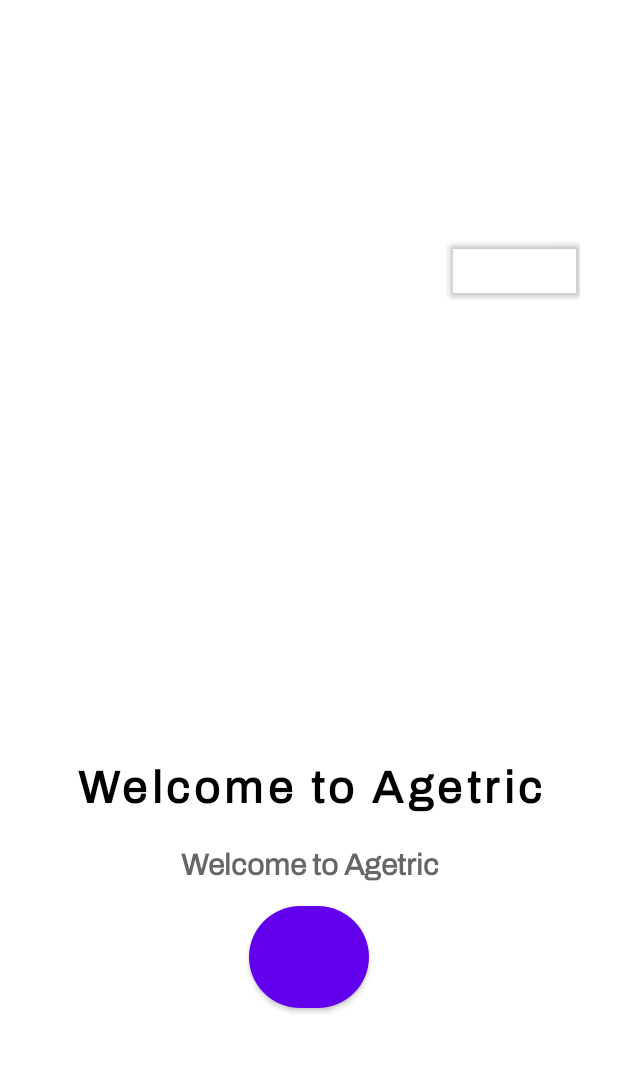
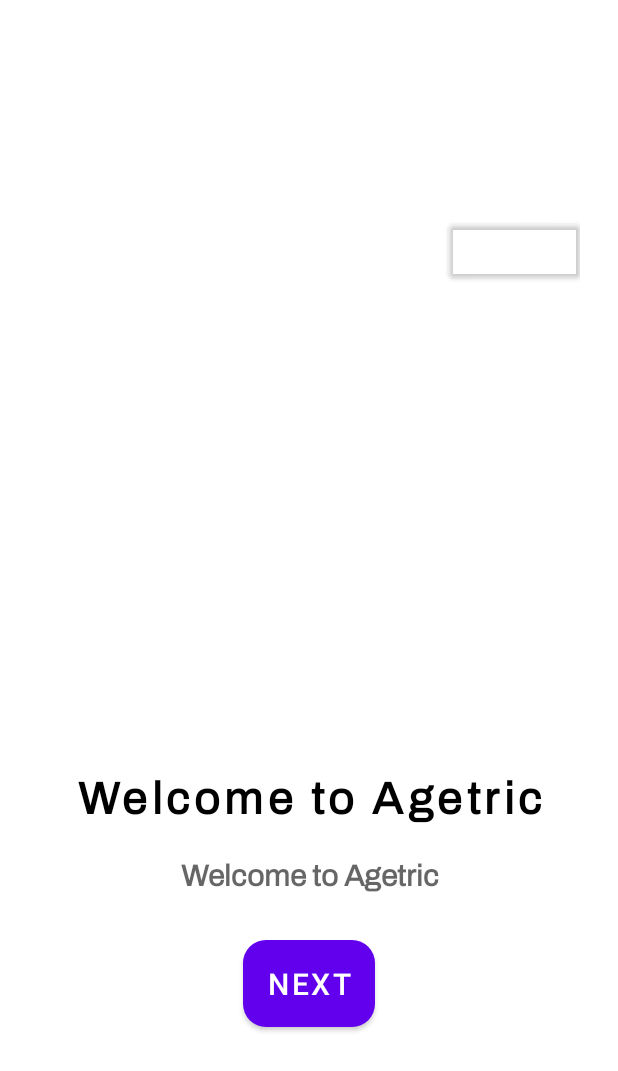
Before and after one commit to Adamweb-jido/AgeCalculator, an Android app: the fragment OnboardFragment shown on its own in the app's theme, on a phone screen of 412 x 824 dp. Shown: the top 1071 px of the screen. Run offline under Robolectric (Android 15) with nearby library versions, the phone set to English and light mode, and no system bars; 5 statements that could not run were skipped.

Commit message:
Weekend Changes

```diff
--- a/app/src/main/java/com/adamweb/agecalculator/OnboardFragment.kt
+++ b/app/src/main/java/com/adamweb/agecalculator/OnboardFragment.kt
@@ -4,7 +4,9 @@ import android.os.Bundle
 import android.view.LayoutInflater
 import android.view.View
 import android.view.ViewGroup
+import android.widget.Toast
 import androidx.fragment.app.Fragment
+import androidx.viewpager2.widget.ViewPager2
 import com.adamweb.agecalculator.databinding.OnboardFragmentBinding
 
 class OnboardFragment : Fragment() {
@@ -27,7 +29,26 @@ class OnboardFragment : Fragment() {
         binding.onboardDesc.setText(args.getString("Descriptions"))
 
         val isLast = args.getBoolean("isLast", false)
-        binding.ageMeBtn.visibility = if (isLast) View.VISIBLE else View.GONE
+
+        binding.nextBtn.apply {
+            text = if (isLast) "Jump In" else "Next"
+            setOnClickListener {
+                if (isLast){
+                    Toast.makeText(context, "Welcome to Agetric", Toast.LENGTH_SHORT).show()
+                } else {
+                    val viewPager = activity?.findViewById<ViewPager2>(R.id.onboardViewPager)
+                    viewPager?.let {
+                        it.currentItem += 1
+                    }
+                }
+            }
+        }
+
+        binding.skipBtn.setOnClickListener {
+            Toast.makeText(context, "Welcome to Agetric", Toast.LENGTH_SHORT).show()
+        }
     }
 
+
+
 }
--- a/app/src/main/res/layout/onboard_fragment.xml
+++ b/app/src/main/res/layout/onboard_fragment.xml
@@ -13,7 +13,8 @@
          android:layout_height="wrap_content"
          android:orientation="horizontal"
          android:gravity="end"
-         android:padding="10dp">
+         android:padding="10dp"
+         android:layout_marginBottom="20dp">
           <com.google.android.material.button.MaterialButton
               android:id="@+id/skipBtn"
               android:layout_width="wrap_content"
@@ -58,18 +59,12 @@
 
     <com.google.android.material.button.MaterialButton
         android:id="@+id/nextBtn"
-        android:layout_width="80dp"
-        android:layout_height="80dp"
-        app:cornerRadius="100dp"
-        android:text=""
-        android:textSize="50sp"
-        android:textAlignment="center"/>
-    <com.google.android.material.button.MaterialButton
-        android:id="@+id/ageMeBtn"
-        android:layout_width="80dp"
-        android:layout_height="80dp"
-        app:cornerRadius="100dp"
-        android:text=""
-        android:textSize="50sp"
+        android:layout_width="wrap_content"
+        android:layout_height="wrap_content"
+        android:padding="15dp"
+        android:layout_marginTop="15dp"
+        app:cornerRadius="15dp"
+        android:text="Jump In"
+        android:textSize="20sp"
         android:textAlignment="center"/>
 </LinearLayout>
```
